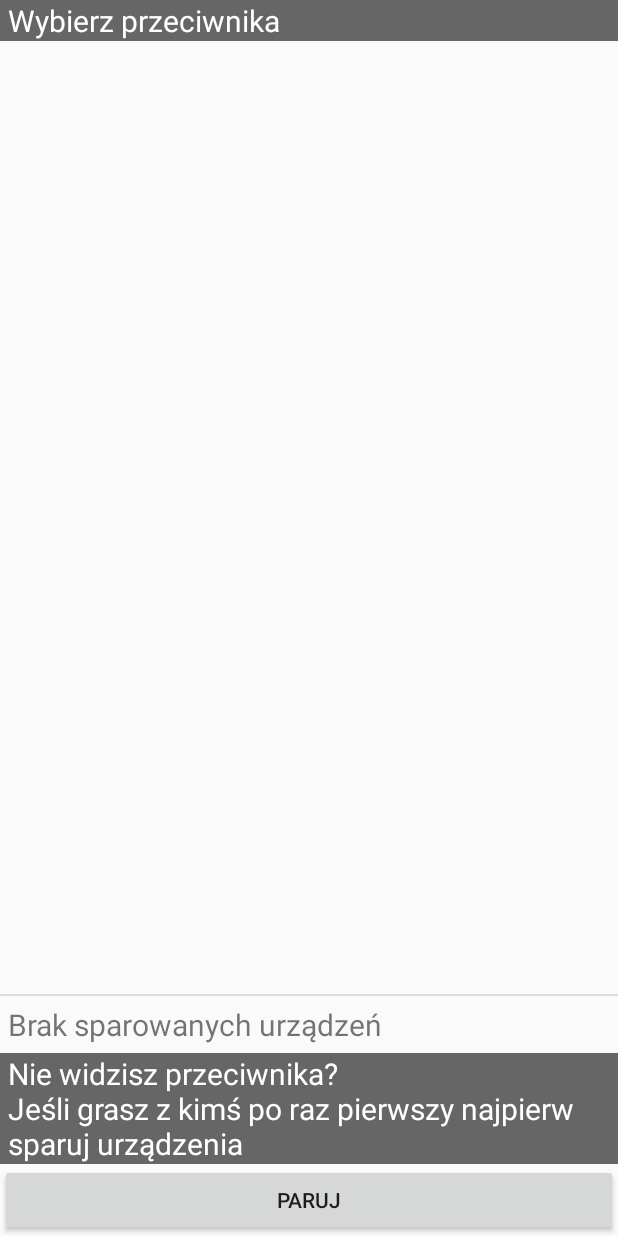
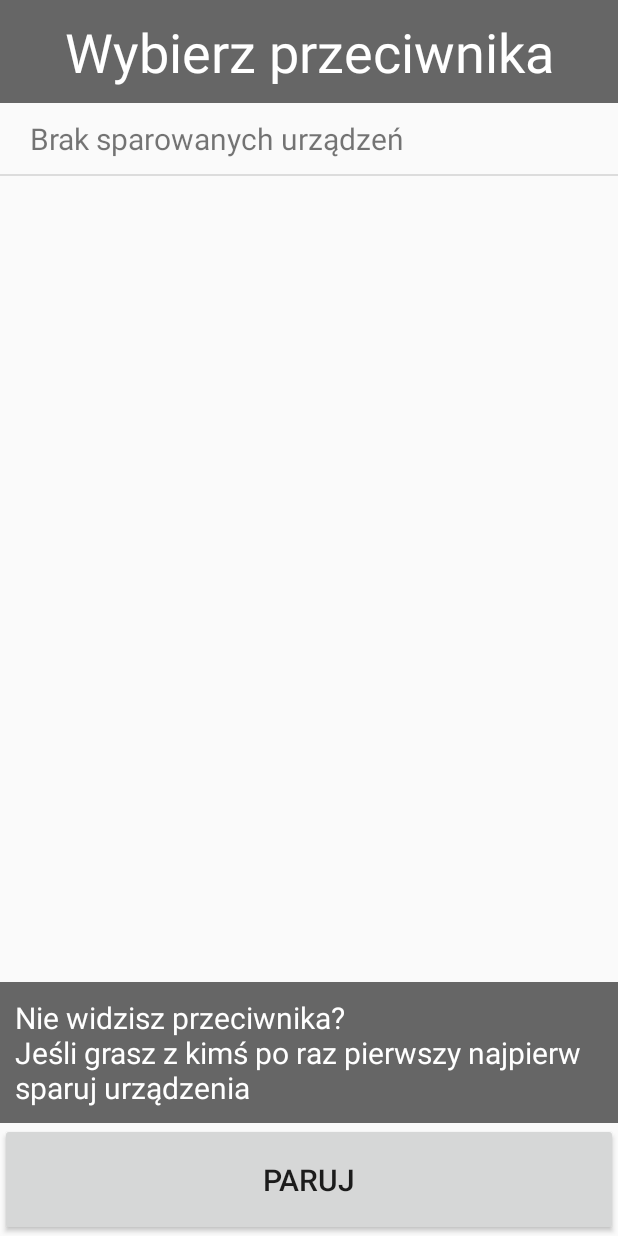
Before and after one commit to EwaFengler/SmartElement, an Android app: the BluetoothDevicesActivity screen opened directly, with no data from a screen before it, on a phone screen of 412 x 824 dp. Run offline under Robolectric (Android 15) with nearby library versions, the phone set to English and light mode, and no system bars; libraries missing offline, so code that uses them is left out: org.tensorflow.lite.

Commit message:
Concurrency and GUI fixes

```diff
--- a/SmartElement/app/src/main/java/com/example/smartelement/GameWrapper.java
+++ b/SmartElement/app/src/main/java/com/example/smartelement/GameWrapper.java
@@ -14,7 +14,7 @@ public class GameWrapper {
     private GameActivity gameActivity;
     private BluetoothChatService bluetoothChatService;
 
-    private boolean gameOver = false;
+    boolean gameOver = false;
 
     public GameWrapper(GameActivity gameActivity) {
         this.gameActivity = gameActivity;
--- a/SmartElement/app/src/main/res/layout/activity_bluetooth_devices.xml
+++ b/SmartElement/app/src/main/res/layout/activity_bluetooth_devices.xml
@@ -9,34 +9,39 @@
         android:id="@+id/title_paired_devices"
         android:layout_width="match_parent"
         android:layout_height="wrap_content"
+        android:layout_gravity="center"
         android:background="#666"
-        android:paddingLeft="5dp"
+        android:gravity="center"
+        android:padding="10dp"
         android:text="Wybierz przeciwnika"
         android:textColor="#fff"
-        android:textSize="20sp" />
+        android:textSize="36sp" />
 
     <ListView
         android:id="@+id/paired_devices"
         android:layout_width="match_parent"
         android:layout_height="match_parent"
         android:layout_weight="1"
-        android:stackFromBottom="true" />
+        android:stackFromBottom="false" />
 
     <TextView
         android:id="@+id/title_new_devices"
         android:layout_width="match_parent"
         android:layout_height="wrap_content"
         android:background="#666"
-        android:paddingLeft="5dp"
+        android:padding="10dp"
         android:text="Nie widzisz przeciwnika?\nJeśli grasz z kimś po raz pierwszy najpierw sparuj urządzenia"
         android:textColor="#fff"
         android:textSize="20sp" />
 
     <Button
         android:id="@+id/button_bluetooth_settings"
-        android:onClick="openBluetoothSettings"
         android:layout_width="match_parent"
         android:layout_height="wrap_content"
-        android:text="Paruj" />
+        android:onClick="openBluetoothSettings"
+        android:paddingTop="24dp"
+        android:paddingBottom="24dp"
+        android:text="Paruj"
+        android:textSize="20sp" />
 
 </LinearLayout>
--- a/SmartElement/app/src/main/res/layout/device_name.xml
+++ b/SmartElement/app/src/main/res/layout/device_name.xml
@@ -3,6 +3,9 @@
 <TextView xmlns:android="http://schemas.android.com/apk/res/android"
     android:layout_width="match_parent"
     android:layout_height="wrap_content"
-    android:padding="5dp"
+    android:paddingLeft="20dp"
+    android:paddingRight="20dp"
+    android:paddingTop="10dp"
+    android:paddingBottom="10dp"
     android:textSize="20sp"
     />
```
Also changed, not shown: SmartElement/app/src/main/java/com/example/smartelement/GameActivity.java (+7 -3 lines).
